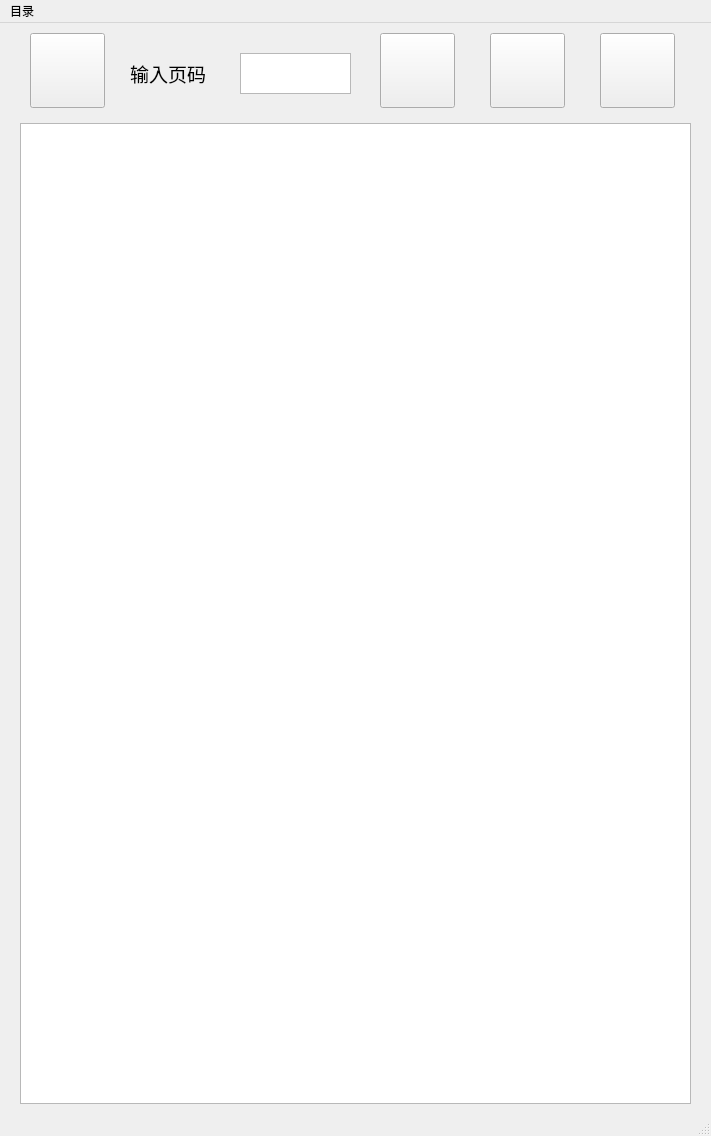
CuteWans/NovelSpider, file find_page.ui: the form before one commit.
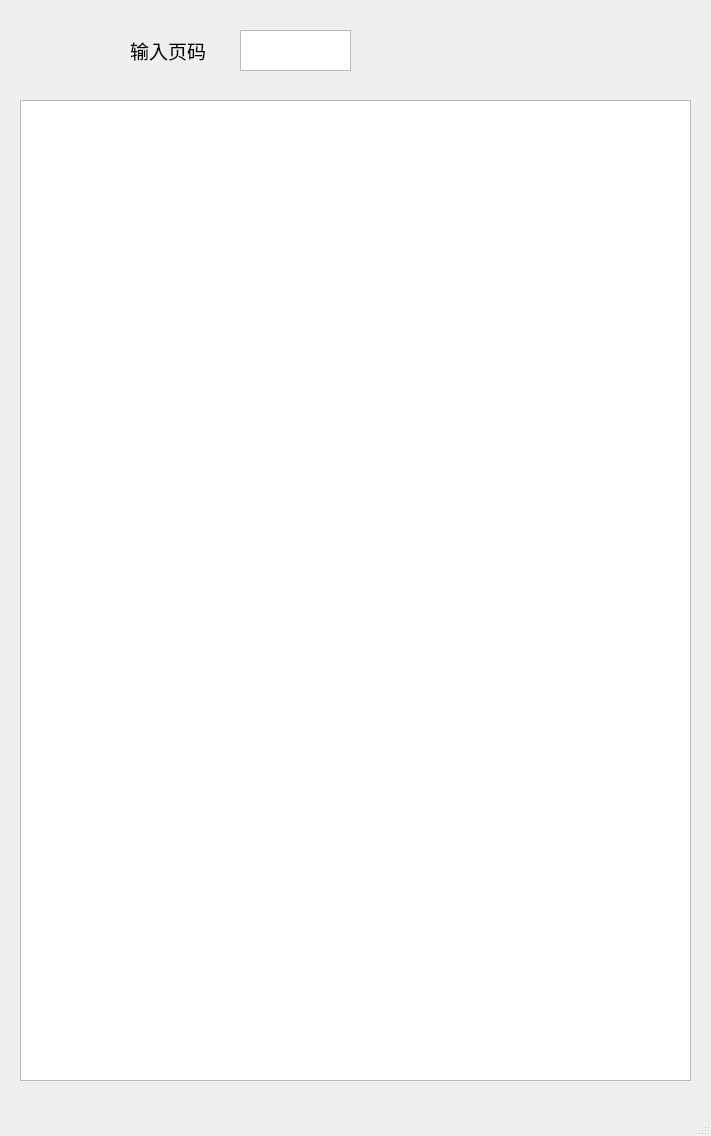
The form after the commit. Icons and pictures are not drawn.

Patch:
```diff
--- a/find_page.ui
+++ b/find_page.ui
@@ -81,9 +81,9 @@
     <property name="geometry">
      <rect>
       <x>380</x>
-      <y>10</y>
-      <width>75</width>
-      <height>75</height>
+      <y>20</y>
+      <width>65</width>
+      <height>65</height>
      </rect>
     </property>
     <property name="font">
@@ -95,7 +95,8 @@
      </font>
     </property>
     <property name="styleSheet">
-     <string notr="true">border-image:url(:/pic/3.jpg)</string>
+     <string notr="true">border-image:url(:/pic/3.jpg);
+border-radius:30px;</string>
     </property>
     <property name="text">
      <string/>
@@ -104,10 +105,10 @@
    <widget class="QPushButton" name="pushButton_2">
     <property name="geometry">
      <rect>
-      <x>30</x>
-      <y>10</y>
-      <width>75</width>
-      <height>75</height>
+      <x>40</x>
+      <y>20</y>
+      <width>65</width>
+      <height>65</height>
      </rect>
     </property>
     <property name="font">
@@ -120,7 +121,8 @@
      </font>
     </property>
     <property name="styleSheet">
-     <string notr="true">border-image:url(:/pic/2.jpg)</string>
+     <string notr="true">border-image:url(:/pic/2.jpg);
+border-radius:30px;</string>
     </property>
     <property name="text">
      <string/>
@@ -130,9 +132,9 @@
     <property name="geometry">
      <rect>
       <x>490</x>
-      <y>10</y>
-      <width>75</width>
-      <height>75</height>
+      <y>20</y>
+      <width>65</width>
+      <height>65</height>
      </rect>
     </property>
     <property name="font">
@@ -145,7 +147,8 @@
      </font>
     </property>
     <property name="styleSheet">
-     <string notr="true">border-image:url(:/pic/1.jpg)</string>
+     <string notr="true">border-image:url(:/pic/1.jpg);
+border-radius:30px;</string>
     </property>
     <property name="text">
      <string/>
@@ -155,9 +158,9 @@
     <property name="geometry">
      <rect>
       <x>600</x>
-      <y>10</y>
-      <width>75</width>
-      <height>75</height>
+      <y>20</y>
+      <width>70</width>
+      <height>70</height>
      </rect>
     </property>
     <property name="font">
@@ -167,29 +170,14 @@
      </font>
     </property>
     <property name="styleSheet">
-     <string notr="true">border-image:url(:/pic/4.jpg)</string>
+     <string notr="true">border-image:url(:/pic/4.jpg);
+border-radius:35px;</string>
     </property>
     <property name="text">
      <string/>
     </property>
    </widget>
   </widget>
-  <widget class="QMenuBar" name="menubar">
-   <property name="geometry">
-    <rect>
-     <x>0</x>
-     <y>0</y>
-     <width>711</width>
-     <height>28</height>
-    </rect>
-   </property>
-   <widget class="QMenu" name="menu">
-    <property name="title">
-     <string>目录</string>
-    </property>
-   </widget>
-   <addaction name="menu"/>
-  </widget>
   <widget class="QStatusBar" name="statusbar"/>
  </widget>
  <resources/>
```
Left out of the diff: 2 changed lines with no effect on the pictures.
